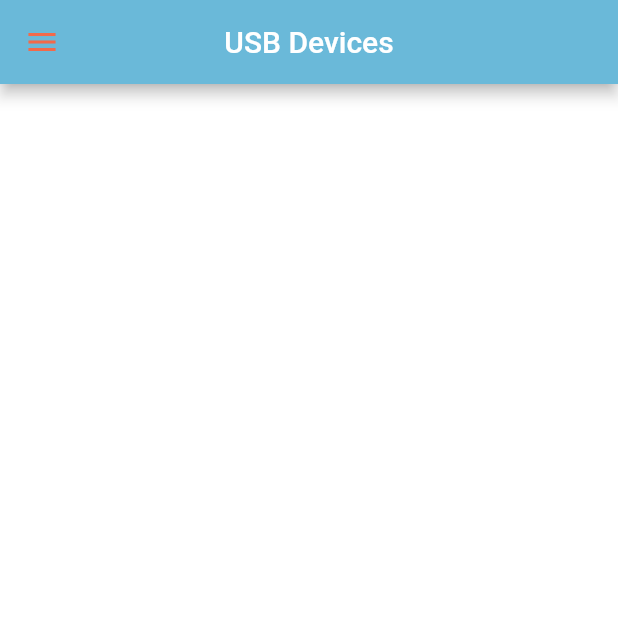
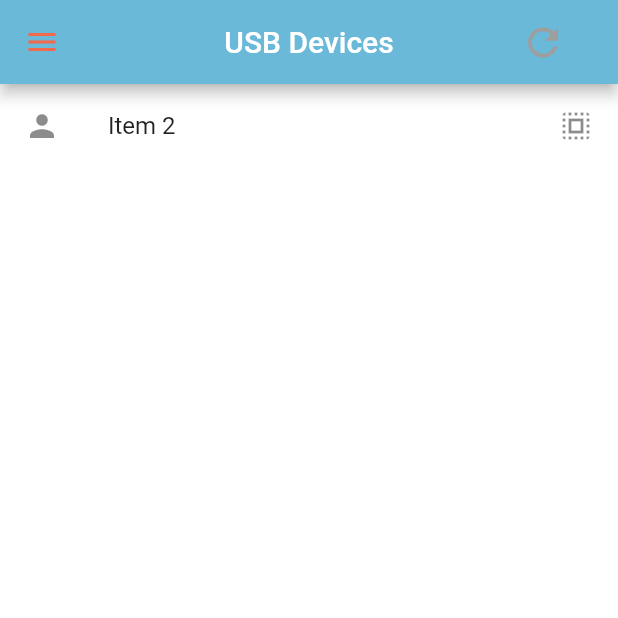
Before and after one commit to RenanMatosKX/USB-CDC-STM32, a Flutter app: the usbDevicePage screen opened directly, on a phone screen of 412 x 824 dp, the top half of it. Run offline on Flutter 3.47's test engine with Material 2 defaults, Android fonts, the phone set to English and light mode, and no system bars; missing offline and left inert: usb_serial.

Commit message:
init USB Device Page

```diff
--- a/NowGo/lib/usbDevices_page.dart
+++ b/NowGo/lib/usbDevices_page.dart
@@ -3,6 +3,8 @@ import 'package:nowgo/controller_page.dart';
 import 'package:nowgo/info_page.dart';
 import 'package:nowgo/setting_page.dart';
 import 'package:usb_serial/usb_serial.dart';
+int itemCount = 20;
+bool enabledReflesh = false;
 
 class usbDevicePage extends StatefulWidget {
   const usbDevicePage({super.key});
@@ -17,7 +19,16 @@ class _usbDevicePageState extends State<usbDevicePage> {
     return Scaffold(
       backgroundColor: Colors.white,
       appBar: AppBar(
-
+         actions: [
+          Container(
+            width: 100,
+            child: Icon(
+              Icons.refresh,
+              color: enabledReflesh ? Colors.orange : Colors.grey,
+              size: 30.0,
+            ),
+          )
+        ],
         iconTheme: IconThemeData(color: Color.fromARGB(255, 242, 106, 75)),
         title: Text('USB Devices'),
         centerTitle: true,
@@ -25,7 +36,22 @@ class _usbDevicePageState extends State<usbDevicePage> {
         foregroundColor: Colors.white,
       ),
 
+      body: Column(
+        children: [
 
+                 ListTile(
+                  title: Text('Item ${(1+1)}'),
+                  leading: const Icon((Icons.person)),
+                  trailing: const Icon(Icons.select_all),
+                  onTap: (){
+                    debugPrint('Item ${(1+1)}');
+                  },
+                ),
+
+
+        ],
+      )
+      ,
 
       //Menu Lateral
       drawer: Drawer(
```
